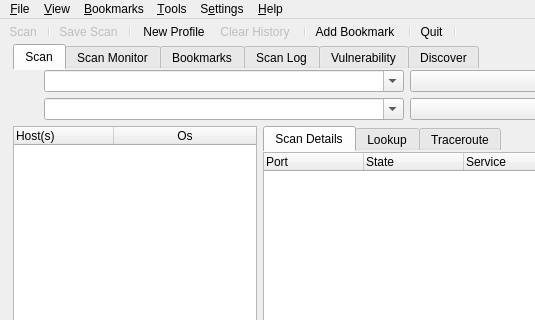
This is src/app/mainwin.ui in nmapsi4/nmapsi4 as Qt 5 draws it before an edit; both pictures show x 0 to 535 and y 0 to 320 of the 726 by 556 pixel window. The edited form follows.
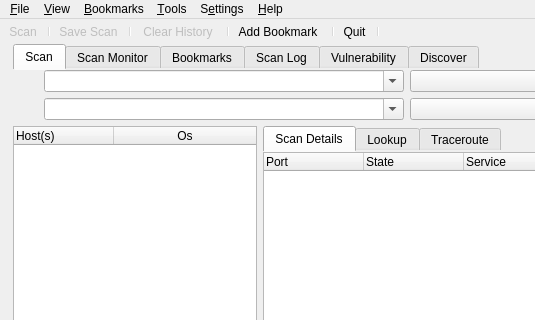
This is the edited form. Icons and pictures are not drawn.

Commit message: added support for modify profile.

The edit to the form file:
```diff
--- a/src/app/mainwin.ui
+++ b/src/app/mainwin.ui
@@ -1919,7 +1919,6 @@
    <attribute name="toolBarBreak">
     <bool>false</bool>
    </attribute>
-   <addaction name="actionNew_ProfileMenu"/>
    <addaction name="actionClear_History"/>
   </widget>
   <widget class="QToolBar" name="toolBarBook">
```
Left out of the diff: 14 changed lines with no effect on the pictures. The commit also changes 17 other files.
